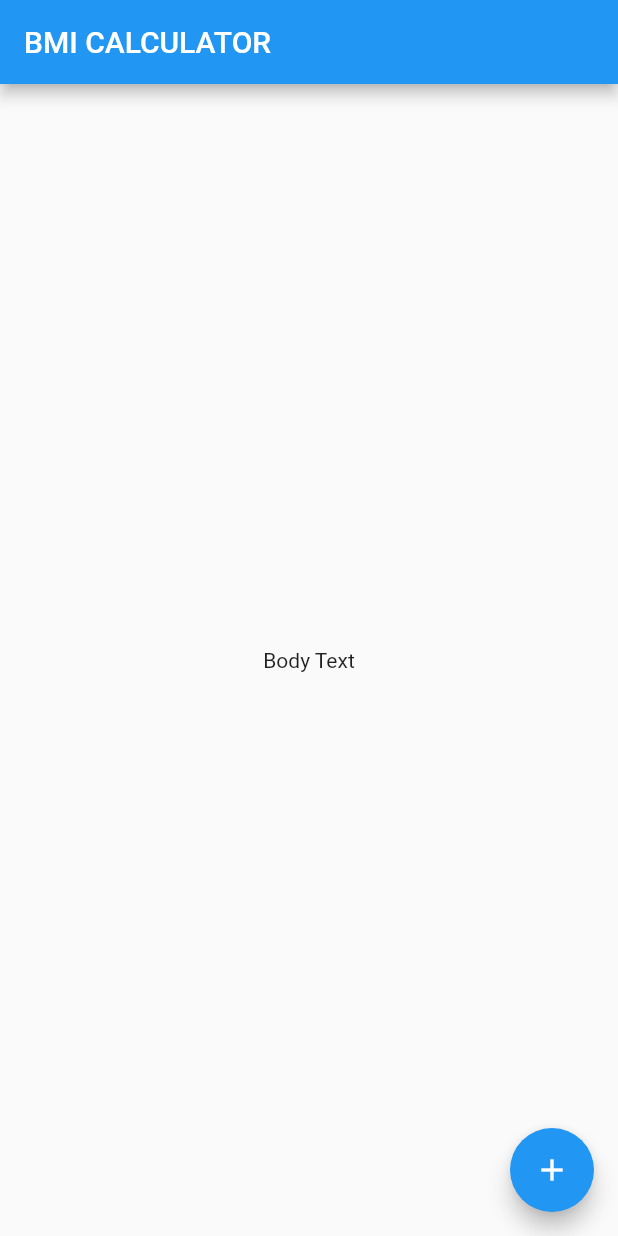
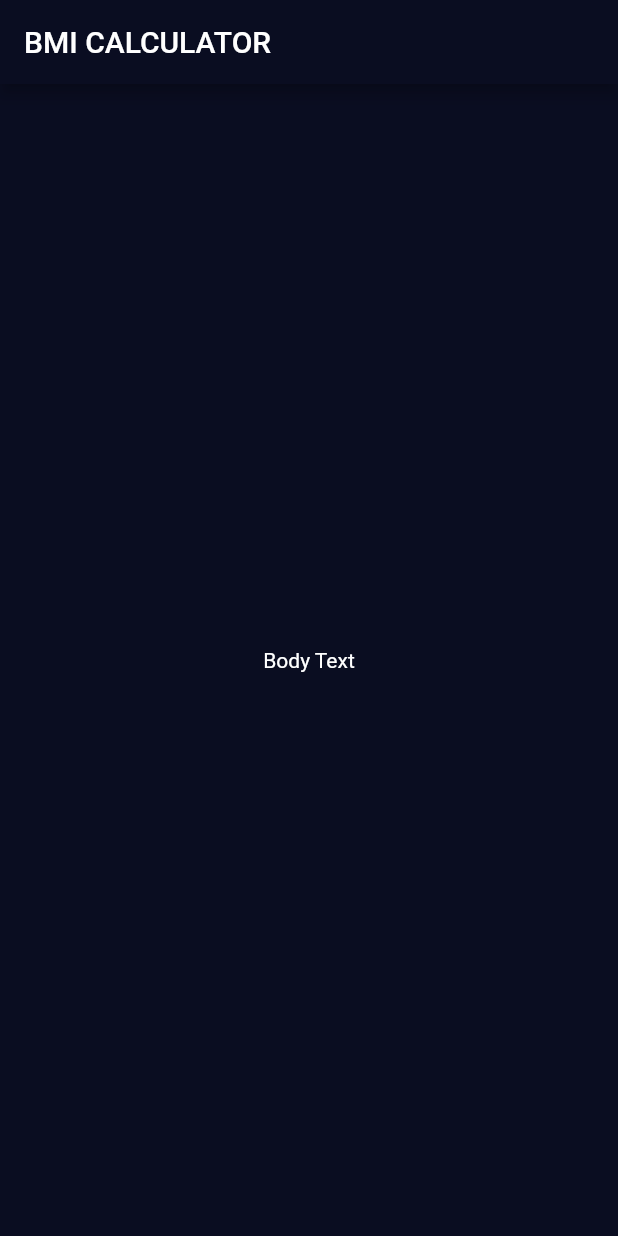
Before and after one commit to nischal08/bmi-calculator-flutter, a Flutter app: the screen it shows after launch, on a phone screen of 412 x 824 dp. Run offline on Flutter 3.47's test engine with Material 2 defaults, Android fonts, the phone set to English and light mode, and no system bars.

Commit message:
Using flutter themes

```diff
--- /dev/null
+++ b/lib/input_page.dart
@@ -0,0 +1,20 @@
+import 'package:flutter/material.dart';
+
+class InputPage extends StatefulWidget {
+  @override
+  _InputPageState createState() => _InputPageState();
+}
+
+class _InputPageState extends State<InputPage> {
+  @override
+  Widget build(BuildContext context) {
+    return Scaffold(
+      appBar: AppBar(
+        title: Text('BMI CALCULATOR'),
+      ),
+      body: Center(
+        child: Text('Body Text'),
+      ),
+    );
+  }
+}
--- a/lib/main.dart
+++ b/lib/main.dart
@@ -1,4 +1,5 @@
 import 'package:flutter/material.dart';
+import 'input_page.dart';
 
 void main() => runApp(BMICalculator());
 
@@ -6,29 +7,11 @@ class BMICalculator extends StatelessWidget {
   @override
   Widget build(BuildContext context) {
     return MaterialApp(
+      theme: ThemeData.dark().copyWith(
+        primaryColor: Color(0xFF0A0D21),
+        scaffoldBackgroundColor: Color(0xFF0A0D21),
+      ),
       home: InputPage(),
     );
   }
 }
-
-class InputPage extends StatefulWidget {
-  @override
-  _InputPageState createState() => _InputPageState();
-}
-
-class _InputPageState extends State<InputPage> {
-  @override
-  Widget build(BuildContext context) {
-    return Scaffold(
-      appBar: AppBar(
-        title: Text('BMI CALCULATOR'),
-      ),
-      body: Center(
-        child: Text('Body Text'),
-      ),
-      floatingActionButton: FloatingActionButton(
-        child: Icon(Icons.add),
-      ),
-    );
-  }
-}
```
